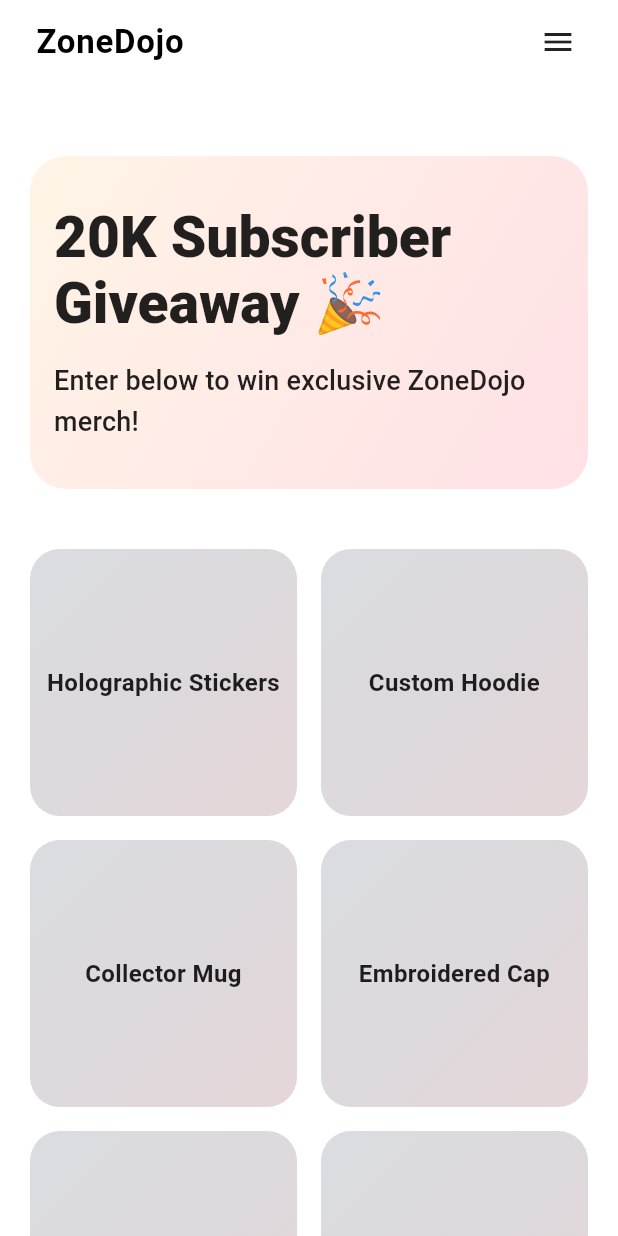
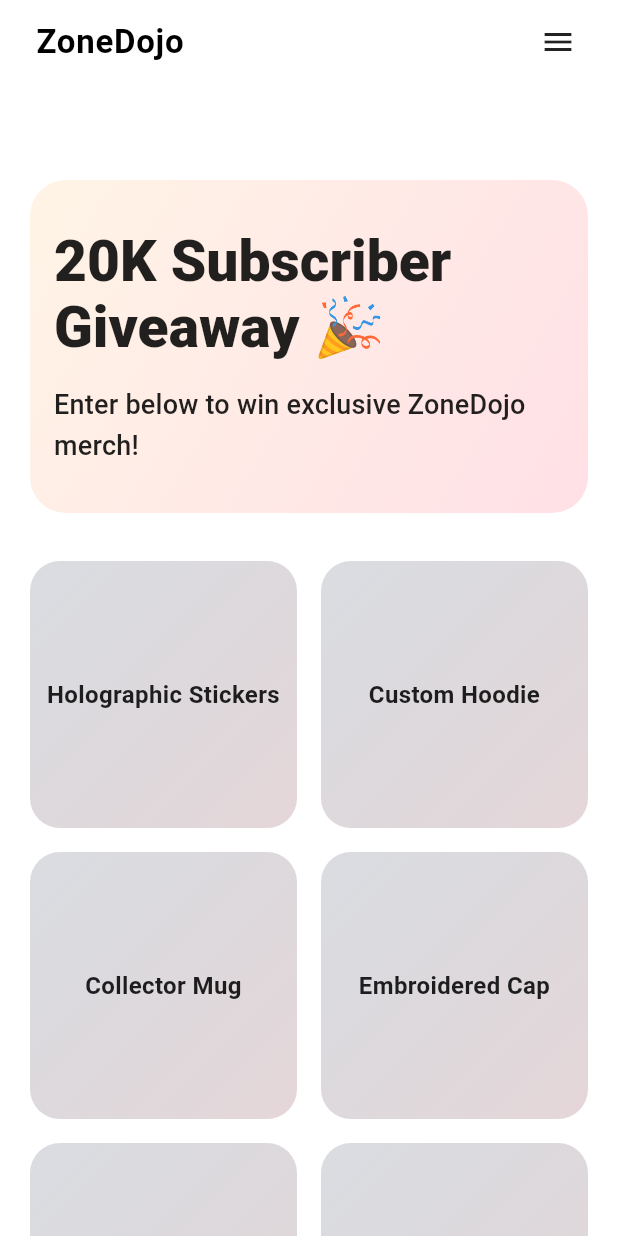
Before and after one commit to asteining/Zone-Dojo-Website, a Flutter app: the screen it shows after launch, on a phone screen of 412 x 824 dp. Run offline on Flutter 3.47's test engine with Material 3 defaults, Android fonts, the phone set to English and light mode, and no system bars; our stand-ins replace go_router.

Commit message:
Build responsive giveaway landing page

```diff
--- a/lib/pages/home_page.dart
+++ b/lib/pages/home_page.dart
@@ -37,28 +37,36 @@
       appBar: const NavBar(),
       body: LayoutBuilder(
         builder: (BuildContext context, BoxConstraints constraints) {
+          final Size screenSize = MediaQuery.of(context).size;
           final bool isMobile = constraints.maxWidth < 700;
-          final bool isTablet = constraints.maxWidth >= 700 && constraints.maxWidth < 1100;
+          final bool isTablet =
+              constraints.maxWidth >= 700 && constraints.maxWidth < 1100;
+
+          final double horizontalPadding = isMobile ? 20 : 40;
+          final double verticalPadding = screenSize.height < 700 ? 32 : 48;
+          final double maxContentWidth =
+              screenSize.width < 1300 ? screenSize.width : 1200;
 
           return SingleChildScrollView(
             child: Center(
               child: ConstrainedBox(
-                constraints: const BoxConstraints(maxWidth: 1200),
+                constraints: BoxConstraints(maxWidth: maxContentWidth),
                 child: Padding(
                   padding: EdgeInsets.symmetric(
-                    horizontal: isMobile ? 20 : 40,
-                    vertical: isMobile ? 32 : 48,
+                    horizontal: horizontalPadding,
+                    vertical: verticalPadding,
                   ),
                   child: Column(
-                    crossAxisAlignment:
-                        isMobile ? CrossAxisAlignment.start : CrossAxisAlignment.center,
+                    crossAxisAlignment: isMobile
+                        ? CrossAxisAlignment.start
+                        : CrossAxisAlignment.center,
                     children: <Widget>[
                       _buildHeroSection(context, isMobile),
-                      const SizedBox(height: 40),
+                      SizedBox(height: isMobile ? 32 : 40),
                       _buildImageGrid(isMobile: isMobile, isTablet: isTablet),
-                      const SizedBox(height: 48),
+                      SizedBox(height: isMobile ? 40 : 48),
                       _buildSignupForm(isMobile),
-                      const SizedBox(height: 64),
+                      SizedBox(height: isMobile ? 48 : 64),
                       const Footer(),
                     ],
                   ),
@@ -133,7 +141,7 @@
         : isTablet
             ? 3
             : 4;
-    final double spacing = 16;
+    const double spacing = 16;
 
     return LayoutBuilder(
       builder: (BuildContext context, BoxConstraints constraints) {
```
